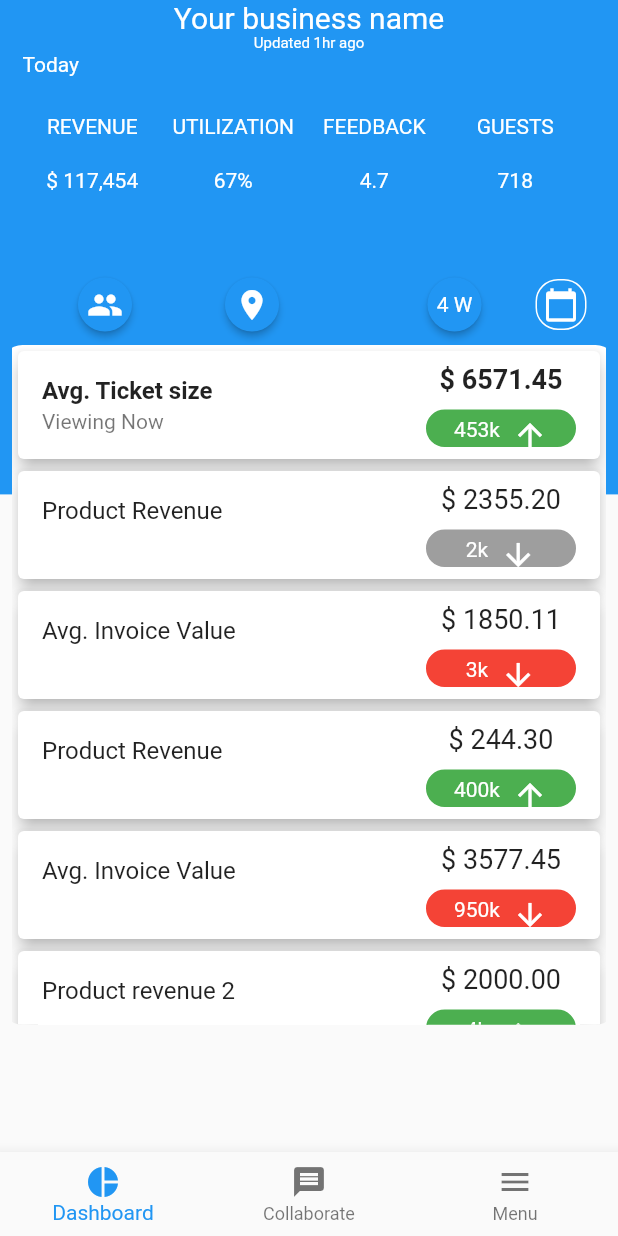
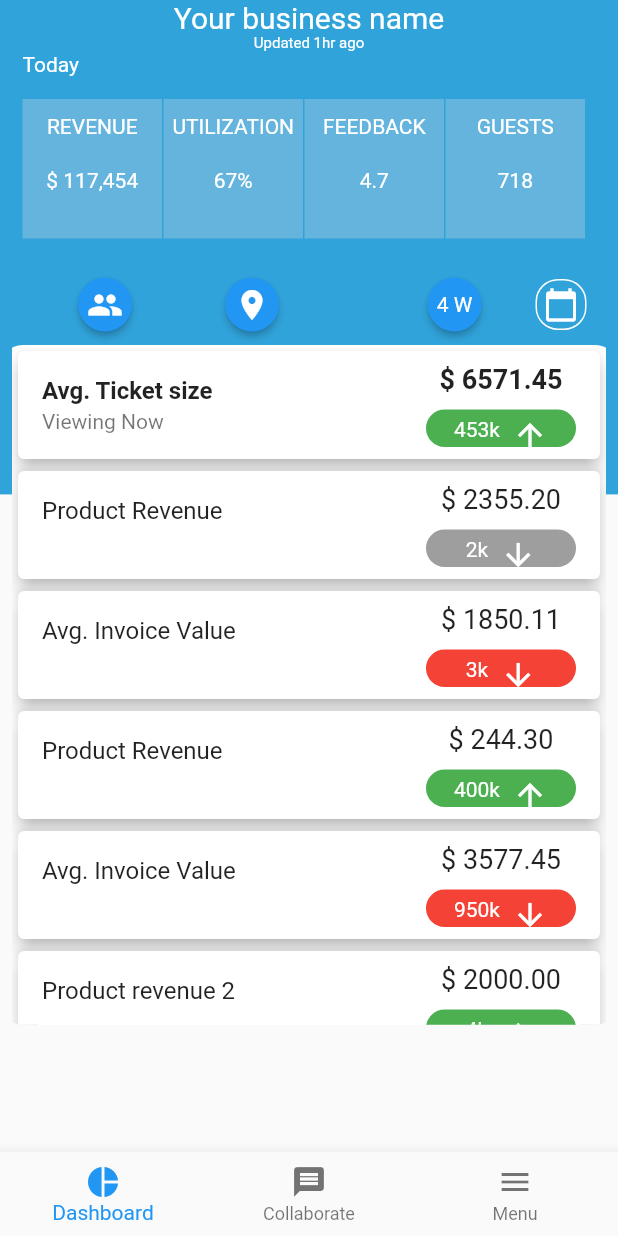
Before and after one commit to holivieri/TestOne, a Flutter app: the screen it shows after launch, on a phone screen of 412 x 824 dp. Run offline on Flutter 3.47's test engine with Material 2 defaults, Android fonts, the phone set to English and light mode, and no system bars; our stand-ins replace charts_flutter.

Commit message:
Change color

```diff
--- a/lib/src/widgets/header1.dart
+++ b/lib/src/widgets/header1.dart
@@ -38,7 +38,7 @@ Widget getheader1(BuildContext context) {
   return Container(
               height: MediaQuery.of(context).size.height,
               width: MediaQuery.of(context).size.width,
-              color: Colors.blue, // Color(0xFF30A3DA),
+              color: Color(0xFF30A3DA),
               child: Column(children: <Widget>[
                               _createTitle(),
                               _createSumary(),
@@ -51,7 +51,7 @@ Widget getheader1(BuildContext context) {
 
 Widget _createTitle(){
   return Container(
-              color: Colors.blue, // Color(0xFF30A3DA),
+              color: Color(0xFF30A3DA),
               child: Column(children: <Widget>[
                   Text('Your business name', style: TextStyle(fontSize: 20.0, color: Colors.white), textAlign: TextAlign.center),
                   Text('Updated 1hr ago', style: TextStyle(fontSize: 10.0, color: Colors.white), textAlign: TextAlign.center)
@@ -99,7 +99,7 @@ Widget summaryItem(String line1, String line2){
   return Container(
                 height: 93,
                 width: 93,
-                color: Colors.blue, // Color (0xFF65B4DE),
+                color: Color (0xFF65B4DE),
                 child: Column(children: <Widget>[
                       SizedBox(height: 10.0),
                       Text(line1, style: mystyle),
@@ -116,7 +116,7 @@ Widget summaryItem(String line1, String line2){
     return  Container(
               height: 400,//MediaQuery.of(context).size.height,
               width: MediaQuery.of(context).size.width,
-              color: Colors.blue, //Color(0xFF30A3DA),
+              color: Color(0xFF30A3DA),
               child: MyChart(date)
             );
   }
@@ -126,7 +126,7 @@ Widget summaryItem(String line1, String line2){
     return  Container(
               height: 0,
               width: 0,
-              color: Colors.blue, // Color(0xFF30A3DA),
+              color: Color(0xFF30A3DA),
             );
   }
 
```
